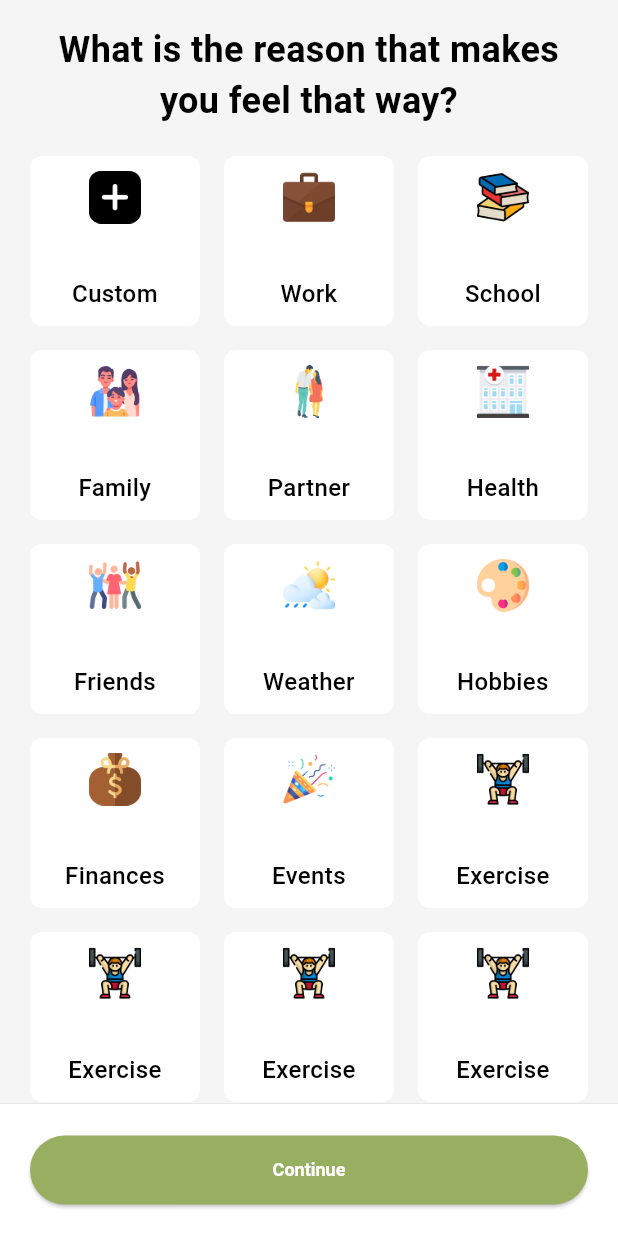
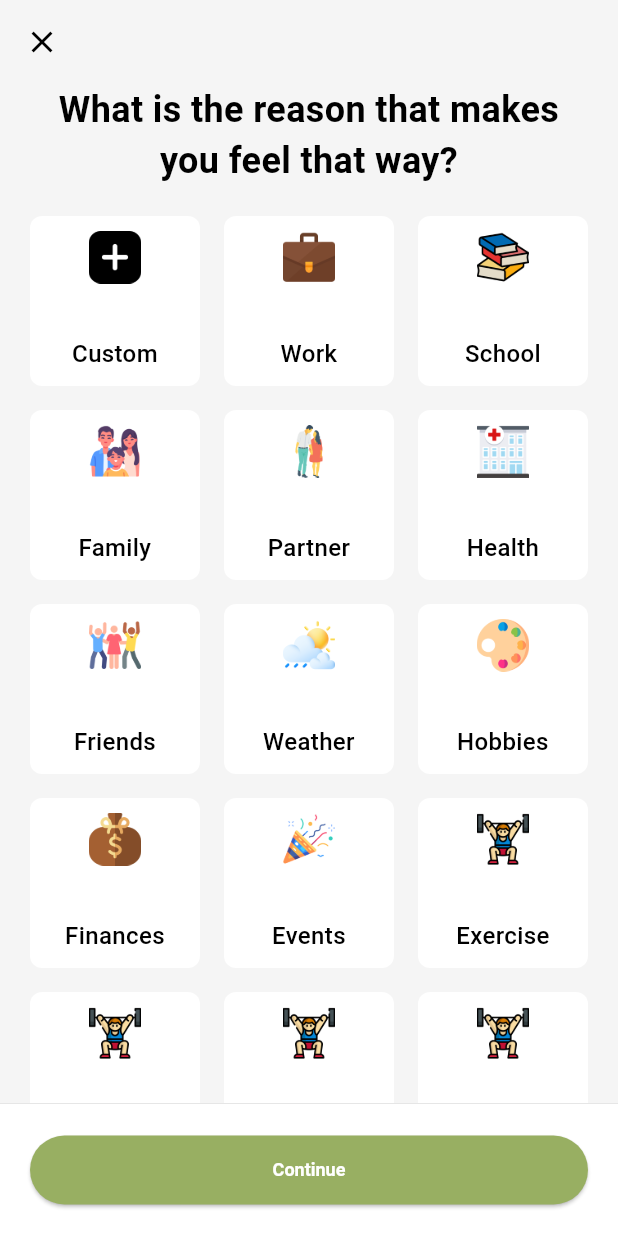
Before and after one commit to ClarenceLaria/Calmi, a Flutter app: the MoodScreen screen opened directly, after a tap on an icon or button, on a phone screen of 412 x 824 dp. Run offline on Flutter 3.47's test engine with Material 3 defaults, Android fonts, the phone set to English and light mode, and no system bars; our stand-ins replace syncfusion_flutter_gauges, timelines_plus.

Commit message:
Moods reason screen updates

```diff
--- a/lib/screens/feelings_screen.dart
+++ b/lib/screens/feelings_screen.dart
@@ -5,6 +5,6 @@
 
   @override
   Widget build(BuildContext context) {
-    return const Placeholder();
+    return const Scaffold();
   }
 }
--- a/lib/screens/moods_reason_screen.dart
+++ b/lib/screens/moods_reason_screen.dart
@@ -9,10 +9,19 @@ class MoodsReasonScreen extends StatelessWidget {
   Widget build(BuildContext context) {
     return Scaffold(
       backgroundColor: Color.fromARGB(255, 245, 245, 245),
+      appBar: AppBar(
+        leading: IconButton(
+          icon: Icon(Icons.close, color: Colors.black),
+          onPressed: () => Navigator.pop(context),
+        ),
+        elevation: 0,
+        backgroundColor: Colors.transparent,
+      ),
+      extendBody: true,
       body: SafeArea(
         child: SingleChildScrollView(
           child: Padding(
-            padding: const EdgeInsets.symmetric(horizontal: 20.0, vertical: 16),
+            padding: const EdgeInsets.symmetric(horizontal: 20.0),
             child: Column(
               children: [
                 Text(
--- a/lib/screens/moods_screen.dart
+++ b/lib/screens/moods_screen.dart
@@ -85,7 +85,7 @@ class _MoodScreenState extends State<MoodScreen> {
                     Navigator.push(
                       context,
                       MaterialPageRoute(
-                        builder: (context) => MoodsReasonScreen(),
+                        builder: (context) => const MoodsReasonScreen(),
                       ),
                     );
                   },
```
